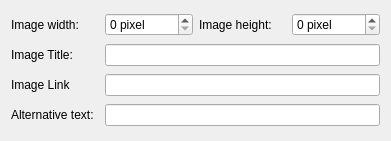
First picture: the form in src/editimagebase.ui, repository mtux/bilbo, before the edit.
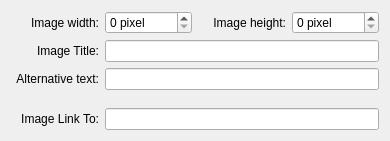
Second picture: the form after the edit. Custom widgets are drawn as their Qt base class.

Commit message: * Reload entries list changed to Update entries list! Current entries will not remove on update! * Fixe on UI files: Labels made right aligned

Patch:
```diff
--- a/src/editimagebase.ui
+++ b/src/editimagebase.ui
@@ -5,7 +5,7 @@
    <rect>
     <x>0</x>
     <y>0</y>
-    <width>391</width>
+    <width>390</width>
     <height>141</height>
    </rect>
   </property>
@@ -18,6 +18,9 @@
      <property name="text" >
       <string comment="noun, with of the image in pixels." >Image width:</string>
      </property>
+     <property name="alignment" >
+      <set>Qt::AlignRight|Qt::AlignTrailing|Qt::AlignVCenter</set>
+     </property>
     </widget>
    </item>
    <item row="0" column="1" >
@@ -54,12 +57,8 @@
      <property name="text" >
       <string>Image Title:</string>
      </property>
-    </widget>
-   </item>
-   <item row="2" column="0" >
-    <widget class="QLabel" name="labelLink" >
-     <property name="text" >
-      <string>Image Link</string>
+     <property name="alignment" >
+      <set>Qt::AlignRight|Qt::AlignTrailing|Qt::AlignVCenter</set>
      </property>
     </widget>
    </item>
@@ -68,6 +67,9 @@
      <property name="text" >
       <string comment="noun, height of the image in pixels." >Image height:</string>
      </property>
+     <property name="alignment" >
+      <set>Qt::AlignRight|Qt::AlignTrailing|Qt::AlignVCenter</set>
+     </property>
     </widget>
    </item>
    <item row="1" column="1" colspan="3" >
@@ -77,22 +79,42 @@
      </property>
     </widget>
    </item>
-   <item row="2" column="1" colspan="3" >
-    <widget class="KLineEdit" name="txtLink" >
-     <property name="showClearButton" stdset="0" >
-      <bool>true</bool>
-     </property>
-    </widget>
-   </item>
    <item row="3" column="0" >
     <widget class="QLabel" name="labelAltText" >
      <property name="text" >
       <string comment="the alternative text which is displayed to the user, if the image can not be loaded." >Alternative text:</string>
      </property>
+     <property name="alignment" >
+      <set>Qt::AlignRight|Qt::AlignTrailing|Qt::AlignVCenter</set>
+     </property>
     </widget>
    </item>
    <item row="3" column="1" colspan="3" >
-    <widget class="KLineEdit" name="txtAltText" />
+    <widget class="KLineEdit" name="txtAltText" >
+     <property name="showClearButton" stdset="0" >
+      <bool>true</bool>
+     </property>
+    </widget>
+   </item>
+   <item row="5" column="0" >
+    <widget class="QLabel" name="labelLink" >
+     <property name="text" >
+      <string>Image Link To:</string>
+     </property>
+     <property name="alignment" >
+      <set>Qt::AlignRight|Qt::AlignTrailing|Qt::AlignVCenter</set>
+     </property>
+    </widget>
+   </item>
+   <item row="5" column="1" colspan="3" >
+    <widget class="KLineEdit" name="txtLink" >
+     <property name="showClearButton" stdset="0" >
+      <bool>true</bool>
+     </property>
+    </widget>
+   </item>
+   <item row="4" column="0" colspan="4" >
+    <widget class="KSeparator" name="kseparator" />
    </item>
   </layout>
  </widget>
@@ -107,6 +129,11 @@
    <extends>QLineEdit</extends>
    <header>klineedit.h</header>
   </customwidget>
+  <customwidget>
+   <class>KSeparator</class>
+   <extends>QFrame</extends>
+   <header>kseparator.h</header>
+  </customwidget>
  </customwidgets>
  <resources/>
  <connections/>
```
The commit also changes 7 other files.
